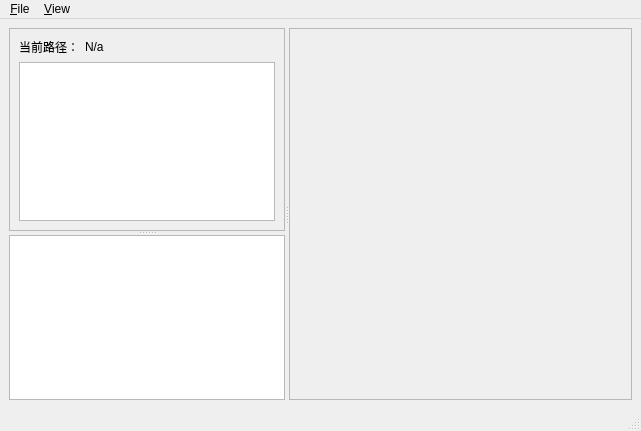
Qt form curveViewer.ui (zhangxaochen/curveViewer) before a commit.
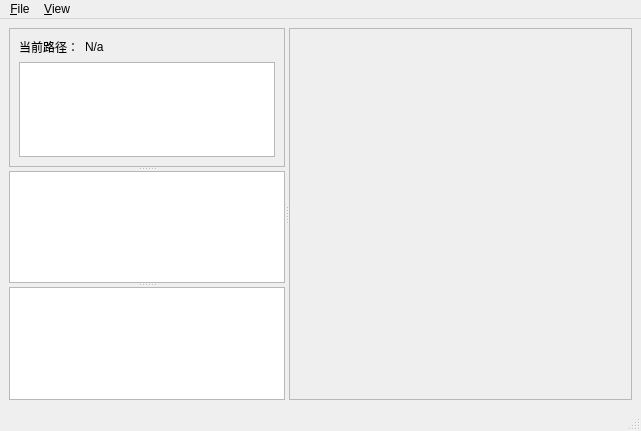
The same form after that commit. Custom widgets are drawn as their Qt base class.

Patch:
```diff
--- a/curveViewer.ui
+++ b/curveViewer.ui
@@ -34,7 +34,7 @@
            <x>0</x>
            <y>0</y>
            <width>276</width>
-           <height>197</height>
+           <height>134</height>
           </rect>
          </property>
          <layout class="QVBoxLayout" name="verticalLayout_2">
@@ -93,6 +93,11 @@
          </sizepolicy>
         </property>
        </widget>
+       <widget class="QListWidget" name="listWidgetChannel">
+        <property name="selectionMode">
+         <enum>QAbstractItemView::ExtendedSelection</enum>
+        </property>
+       </widget>
       </widget>
       <widget class="QScrollArea" name="scrollArea">
        <property name="sizePolicy">
```
Left out of the diff: 19 changed lines with no effect on the pictures.
